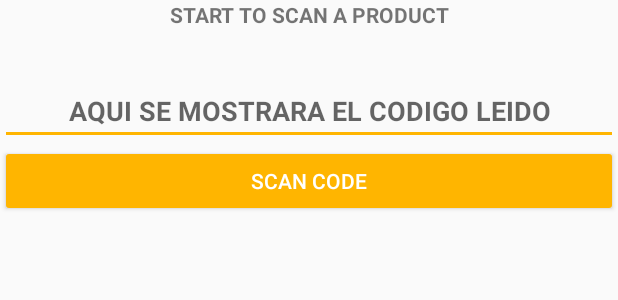
After one commit to MartinCJ08/UKart, an Android app: the layout fragment_scan.xml on its own in the app's theme, with its tools: preview values and no code run, on a phone screen of 412 x 824 dp. The commit adds this screen. Shown: the top 300 px of the screen. Run offline under Robolectric (Android 15) with nearby library versions, the phone set to English and light mode, and no system bars.

Commit message:
Parte del buen campe

```diff
--- a/UKartApp/app/build.gradle
+++ b/UKartApp/app/build.gradle
@@ -38,6 +38,7 @@ dependencies {
     implementation 'com.google.android.material:material:1.0.0'
     implementation 'com.github.ahmedshaban1:EasySlider:1.0.0'
     implementation 'com.google.ar.sceneform.ux:sceneform-ux:1.13.0'
+    implementation 'com.journeyapps:zxing-android-embedded:3.5.0' //Scan implementation
 
 }
 
--- a/UKartApp/app/src/main/java/com/example/ukartapp/Activities/MainActivity.java
+++ b/UKartApp/app/src/main/java/com/example/ukartapp/Activities/MainActivity.java
@@ -38,8 +38,8 @@ public class MainActivity extends AppCompatActivity {
         tabLayout = findViewById(R.id.tabLayout);
 //        tabLayout.addTab(tabLayout.newTab().setIcon(R.drawable.ic_action_cart));
         tabLayout.addTab(tabLayout.newTab().setIcon(R.drawable.ic_action_home));
-//        tabLayout.addTab(tabLayout.newTab().setIcon(R.drawable.ic_action_camera));
         tabLayout.addTab(tabLayout.newTab().setIcon(R.drawable.ic_action_settings));
+        tabLayout.addTab(tabLayout.newTab().setIcon(R.drawable.ic_action_camera));
         tabLayout.setTabGravity(TabLayout.GRAVITY_FILL);
 
         viewPager = findViewById(R.id.viewPager);
--- a/UKartApp/app/src/main/java/com/example/ukartapp/Activities/SignInActivity.java
+++ b/UKartApp/app/src/main/java/com/example/ukartapp/Activities/SignInActivity.java
@@ -79,11 +79,7 @@ public class SignInActivity extends AppCompatActivity {
         progressDialog.show();
 
         new android.os.Handler().postDelayed(
-                new Runnable() {
-                    public void run() {
-                        progressDialog.dismiss();
-                    }
-                }, 3000);
+                () -> progressDialog.dismiss(), 3000);
     }
 
 
--- a/UKartApp/app/src/main/java/com/example/ukartapp/Adapters/MyPagerAdapter.java
+++ b/UKartApp/app/src/main/java/com/example/ukartapp/Adapters/MyPagerAdapter.java
@@ -7,6 +7,7 @@ package com.example.ukartapp.Adapters;
 
 import com.example.ukartapp.Fragments.ConfFragment;
 import com.example.ukartapp.Fragments.HomeFragment;
+import com.example.ukartapp.Fragments.ScanFragment;
 
 import androidx.fragment.app.Fragment;
 import androidx.fragment.app.FragmentManager;
@@ -30,6 +31,7 @@ public class MyPagerAdapter extends FragmentStatePagerAdapter {
             case 1:
                 return new ConfFragment();
             case 2:
+                return new ScanFragment();
             default:
                 return null;
         }
--- /dev/null
+++ b/UKartApp/app/src/main/res/layout/fragment_scan.xml
@@ -0,0 +1,37 @@
+<?xml version="1.0" encoding="utf-8"?>
+<FrameLayout xmlns:android="http://schemas.android.com/apk/res/android"
+    xmlns:tools="http://schemas.android.com/tools"
+    android:layout_width="match_parent"
+    android:layout_height="match_parent"
+    tools:context=".Fragments.ScanFragment">
+    <LinearLayout
+        android:layout_width="match_parent"
+        android:layout_height="match_parent"
+        android:orientation="vertical">
+
+        <TextView
+            android:id="@+id/textView"
+            android:layout_width="match_parent"
+            android:layout_height="wrap_content"
+            android:gravity="center"
+            android:text="START TO SCAN A PRODUCT"
+            android:textStyle="bold" />
+
+        <EditText
+            android:id="@+id/etCodigo"
+            android:layout_width="match_parent"
+            android:layout_height="wrap_content"
+            android:layout_marginTop="32dp"
+            android:gravity="center"
+            android:hint="AQUI SE MOSTRARA EL CODIGO LEIDO"
+            android:textStyle="bold" />
+
+        <Button
+            android:id="@+id/btnLeerCodigo"
+            android:layout_width="match_parent"
+            android:layout_height="wrap_content"
+            style="@style/Widget.AppCompat.Button.Colored"
+            android:text="SCAN CODE" />
+
+    </LinearLayout>
+</FrameLayout>
```
Also changed, not shown: UKartApp/app/src/main/java/com/example/ukartapp/Fragments/ConfFragment.java (+14 -1 lines), UKartApp/app/src/main/java/com/example/ukartapp/Fragments/ScanFragment.java (added, +73 -0 lines).
